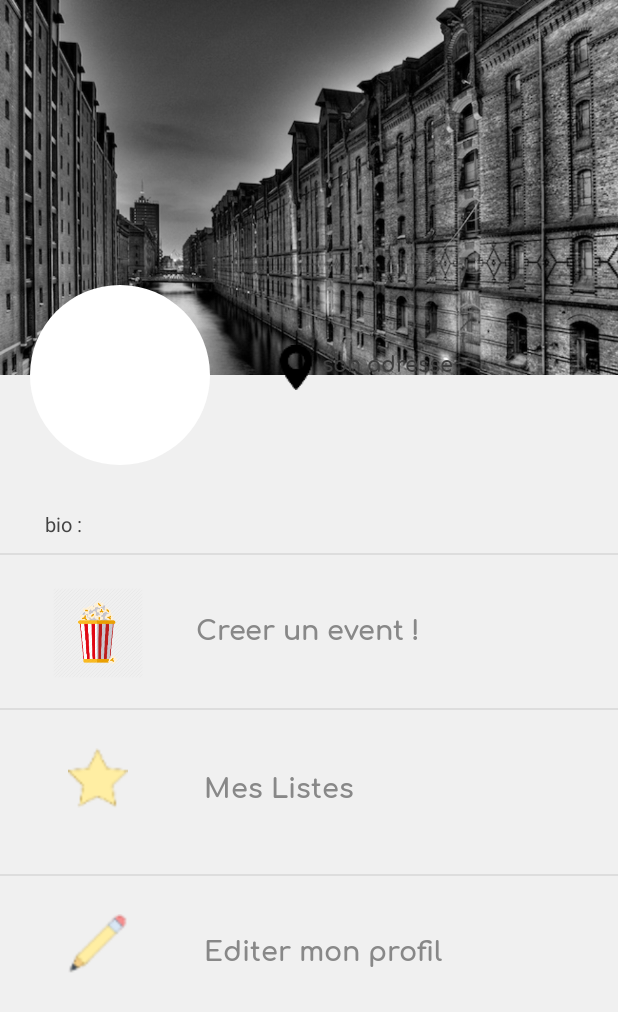
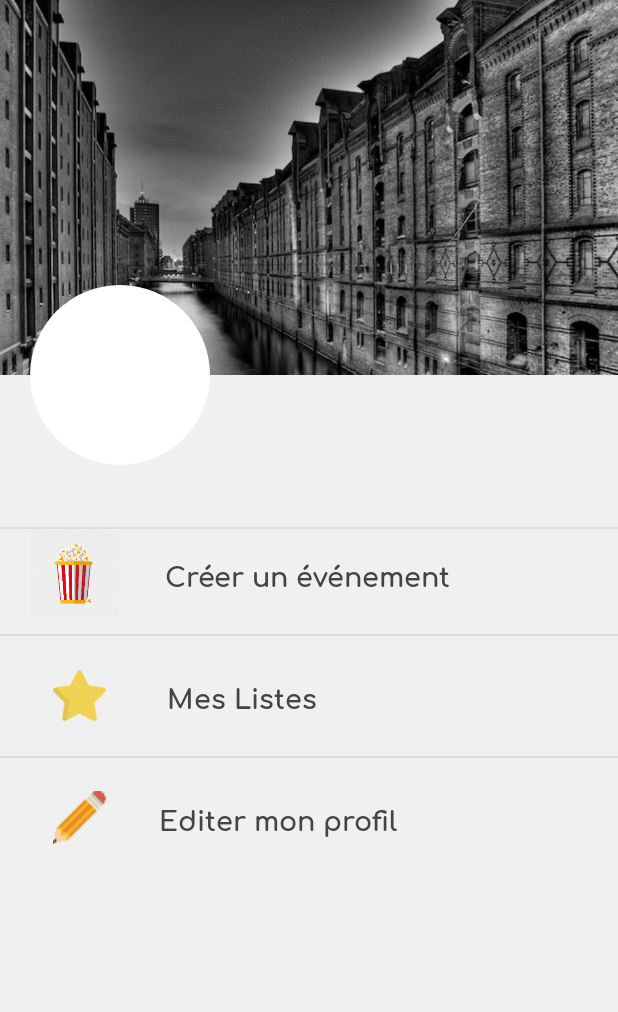
Before and after one commit to wissemCherouana/UPMC-DCinephilia, an Android app: the ProfileActivity screen opened directly, with no data from a screen before it, on a phone screen of 412 x 824 dp. Shown: the top 1012 px of the screen. Run offline under Robolectric (Android 15) with nearby library versions, the phone set to English and light mode, and no system bars; our stand-ins replace CircleImageView, Firebase (no records; nobody signed in at launch, a user with empty details on screens opened directly); libraries missing offline, so code that uses them is left out: com.flaviofaria.kenburnsview; plain views replace DiagonalLayout, KenBurnsView; network calls fail; pictures from the network do not load.

Commit message:
profile interface update

```diff
--- a/app/src/main/java/tpdev/upmc/dcinephila/Activities/LoginActivity.java
+++ b/app/src/main/java/tpdev/upmc/dcinephila/Activities/LoginActivity.java
@@ -57,7 +57,7 @@ public class LoginActivity extends AppCompatActivity {
         btnLogin = (Button) findViewById(R.id.btn_login);
         btnReset = (Button) findViewById(R.id.btn_reset_password);
 
-        inputEmail.setText("cherouana.wiss@gmail.com");
+        inputEmail.setText("fakhrotiti@gmail.com");
         inputPassword.setText("motdepasse");
         //Get Firebase auth instance
         auth = FirebaseAuth.getInstance();
--- a/app/src/main/java/tpdev/upmc/dcinephila/Activities/ProfileActivity.java
+++ b/app/src/main/java/tpdev/upmc/dcinephila/Activities/ProfileActivity.java
@@ -8,6 +8,7 @@ import android.view.View;
 import android.widget.ImageView;
 import android.widget.TextView;
 
+import com.bumptech.glide.Glide;
 import com.google.firebase.auth.FirebaseAuth;
 import com.google.firebase.database.DataSnapshot;
 import com.google.firebase.database.DatabaseError;
@@ -15,15 +16,17 @@ import com.google.firebase.database.DatabaseReference;
 import com.google.firebase.database.FirebaseDatabase;
 import com.google.firebase.database.ValueEventListener;
 
+import de.hdodenhof.circleimageview.CircleImageView;
 import tpdev.upmc.dcinephila.Beans.Cinephile;
 import tpdev.upmc.dcinephila.R;
 
 public class ProfileActivity extends AppCompatActivity {
 
     private FirebaseAuth auth;
-    private TextView firtsname_profile_text, lastname_profile_text, email_profile_text, adress_value;
+    private TextView firtsname_profile_text, lastname_profile_text, email_profile_text, adress_value, description;
     private ImageView event_view,lists_view,edit_view;
     private TextView event_text, lists_text,edit_text;
+    private CircleImageView actor_avatar;
     private DatabaseReference mFirebaseDatabase;
     private FirebaseDatabase mFirebaseInstance;
 
@@ -35,6 +38,7 @@ public class ProfileActivity extends AppCompatActivity {
         auth = FirebaseAuth.getInstance();
         mFirebaseInstance = FirebaseDatabase.getInstance();
 
+        Typeface face= Typeface.createFromAsset(getApplicationContext().getAssets(), "font/Comfortaa-Light.ttf");
         Typeface face_bold = Typeface.createFromAsset(getApplicationContext().getAssets(), "font/Comfortaa-Bold.ttf");
         firtsname_profile_text = (TextView) findViewById(R.id.firstname_profile);
         lastname_profile_text = (TextView) findViewById(R.id.lastname_profile);
@@ -46,6 +50,7 @@ public class ProfileActivity extends AppCompatActivity {
         lists_text =(TextView) findViewById(R.id.create_lists);
         event_text=(TextView) findViewById(R.id.create_event);
         edit_text=(TextView)findViewById(R.id.update_lists) ;
+        adress_value.setTypeface(face);
         lists_text.setTypeface(face_bold);
         event_text.setTypeface(face_bold);
         edit_text.setTypeface(face_bold);
@@ -53,6 +58,7 @@ public class ProfileActivity extends AppCompatActivity {
         lastname_profile_text.setTypeface(face_bold);
         email_profile_text.setTypeface(face_bold);
         adress_value.setTypeface(face_bold);
+        actor_avatar = (CircleImageView) findViewById(R.id.avatar);
         GetUserInformations();
 
 
@@ -60,16 +66,14 @@ public class ProfileActivity extends AppCompatActivity {
         event_view.setOnClickListener(new View.OnClickListener() {
             @Override
             public void onClick(View v) {
-               // startActivity(new Intent(ProfileActivity.this, DisplayEventsActivity.class));
-                //finish();
+                startActivity(new Intent(ProfileActivity.this, CreateEventActivity.class));
             }
         });
 
         event_text.setOnClickListener(new View.OnClickListener() {
             @Override
             public void onClick(View v) {
-                // startActivity(new Intent(ProfileActivity.this, DisplayEventsActivity.class));
-                //finish();
+                 startActivity(new Intent(ProfileActivity.this, CreateEventActivity.class));
             }
         });
 
@@ -77,7 +81,6 @@ public class ProfileActivity extends AppCompatActivity {
             @Override
             public void onClick(View v) {
                 startActivity(new Intent(ProfileActivity.this, DisplayListsActivity.class));
-                finish();
             }
         });
 
@@ -85,7 +88,6 @@ public class ProfileActivity extends AppCompatActivity {
             @Override
             public void onClick(View v) {
                 startActivity(new Intent(ProfileActivity.this, DisplayListsActivity.class));
-                finish();
             }
         });
 
@@ -101,7 +103,6 @@ public class ProfileActivity extends AppCompatActivity {
             @Override
             public void onClick(View v) {
                 startActivity(new Intent(ProfileActivity.this, UpdateProfileActivity.class));
-                finish();
             }
         });
 
@@ -109,9 +110,8 @@ public class ProfileActivity extends AppCompatActivity {
 
 
     private void GetUserInformations() {
-        adress_value.setText("son adresse ");
+        adress_value.setText("");
         final String userRecord = FirebaseAuth.getInstance().getCurrentUser().getEmail();
-        System.out.println("current user  :  "+ FirebaseAuth.getInstance().getCurrentUser());
         mFirebaseDatabase = mFirebaseInstance.getReference("cinephiles");
         mFirebaseDatabase.addValueEventListener(new ValueEventListener() {
             @Override
@@ -121,8 +121,15 @@ public class ProfileActivity extends AppCompatActivity {
                         if(c.getValue().equals(userRecord)){
                             Cinephile cinp = child.getValue(Cinephile.class);
                             firtsname_profile_text.setText(cinp.getFirstname());
-                            lastname_profile_text.setText(cinp.getLastname());
+                            lastname_profile_text.setText(cinp.getLastname().toUpperCase());
                             email_profile_text.setText(cinp.getEmail());
+                            adress_value.setText(cinp.getDescription());
+                            String thumbnail = "";
+                            if (cinp.getSexe().equals("Femme"))
+                                thumbnail = "https://icon-icons.com/icons2/582/PNG/512/girl_icon-icons.com_55043.png";
+                            else thumbnail = "https://cdn1.iconfinder.com/data/icons/user-pictures/100/boy-512.png";
+                            Glide.with(getApplicationContext()).load(thumbnail).into(actor_avatar);
+
                         }
                     }
                 }
--- a/app/src/main/java/tpdev/upmc/dcinephila/Activities/TvShowsDetailsActivity.java
+++ b/app/src/main/java/tpdev/upmc/dcinephila/Activities/TvShowsDetailsActivity.java
@@ -666,9 +666,13 @@ public class TvShowsDetailsActivity extends YouTubeBaseActivity implements YouTu
 
                     if (cinephile.getEmail().equals(FirebaseAuth.getInstance().getCurrentUser().getEmail()))
                     {
+                        String thumbnail = "";
+                        if (cinephile.getSexe().equals("Femme"))
+                            thumbnail = "https://icon-icons.com/icons2/582/PNG/512/girl_icon-icons.com_55043.png";
+                        else thumbnail = "https://cdn1.iconfinder.com/data/icons/user-pictures/100/boy-512.png";
                         showsCommentsReference = DCinephiliaInstance.getReference("shows_comments");
                         Comment comment = new Comment(comment_content,new Date(), cinephile.getFirstname() +
-                                " " + cinephile.getLastname().toUpperCase()  , show_id);
+                                " " + cinephile.getLastname().toUpperCase(), show_id, thumbnail);
                         showsCommentsReference.child(String.valueOf(show_id)).push().setValue(comment);
                     }
                 }
--- a/app/src/main/res/layout/activity_profile.xml
+++ b/app/src/main/res/layout/activity_profile.xml
@@ -49,7 +49,7 @@
                         android:layout_gravity="top|left"
                         android:fontFamily="sans-serif-condensed"
                         android:textColor="@android:color/white"
-                        android:textSize="25dp"
+                        android:textSize="20dp"
                         android:textStyle="bold" />
 
                     <TextView
@@ -60,7 +60,7 @@
                         android:layout_marginLeft="10dp"
                         android:fontFamily="sans-serif-condensed"
                         android:textColor="@android:color/white"
-                        android:textSize="25dp"
+                        android:textSize="20dp"
                         android:textStyle="bold" />
                 </LinearLayout>
 
@@ -102,25 +102,19 @@
                     android:layout_weight="1" />
 
                 <LinearLayout
-                    android:layout_width="50dp"
+                    android:layout_width="0dp"
                     android:layout_height="match_parent"
                     android:layout_below="@+id/diagonalLayout"
-                    android:layout_weight="1"
+                    android:layout_weight="2"
                     android:orientation="horizontal">
 
-                    <ImageView
-                        android:id="@+id/Dcinephilia"
-                        android:layout_width="30dp"
-                        android:layout_height="30dp"
-                        android:layout_marginLeft="2dp"
-                        android:src="@drawable/maps" />
+
 
                     <TextView
                         android:id="@+id/adress_value"
-                        android:layout_width="220dp"
+                        android:layout_width="match_parent"
                         android:layout_height="match_parent"
                         android:layout_marginLeft="2dp"
-                        android:layout_weight="2"
                         android:textColor="#3E3E3E"
                         android:textSize="14sp" />
 
@@ -134,10 +128,10 @@
                 android:layout_height="wrap_content"
                 android:layout_marginLeft="30dp"
                 android:layout_marginRight="30dp"
-                android:layout_marginTop="340dp"
-                android:text="bio :"
+                android:layout_marginTop="320dp"
+                android:gravity="center_vertical"
                 android:textColor="#444"
-                android:textSize="13sp" />
+                android:textSize="15sp" />
 
             <View
                 android:id="@+id/divider"
@@ -159,16 +153,16 @@
                 <LinearLayout
                     android:id="@+id/event_icons"
                     android:layout_width="wrap_content"
-                    android:layout_height="wrap_content"
+                    android:layout_height="60dp"
                     android:orientation="horizontal">
 
                     <ImageView
                         android:id="@+id/event"
                         android:layout_width="60dp"
-                        android:layout_height="80dp"
-                        android:layout_marginTop="12dp"
-                        android:layout_marginLeft="35dp"
+                        android:layout_height="wrap_content"
                         android:layout_weight="1"
+                        android:layout_marginStart="20dp"
+                        android:layout_gravity="center_vertical"
                         android:src="@drawable/popevent" />
 
 
@@ -177,10 +171,9 @@
                         android:layout_width="match_parent"
                         android:layout_height="wrap_content"
                         android:layout_marginLeft="30dp"
-                        android:layout_marginTop="33dp"
-                        android:text=" Creer un event ! "
-                        android:fontFamily="sans-serif-light"
-                        android:textColor="#888"
+                        android:layout_gravity="center_vertical"
+                        android:text="Créer un événement"
+                        android:textColor="#444"
                         android:layout_weight="3"
                         android:textSize="18sp" />
 
@@ -197,16 +190,17 @@
                 <LinearLayout
                     android:id="@+id/lists_icons"
                     android:layout_width="wrap_content"
-                    android:layout_height="wrap_content"
-                    android:layout_toRightOf="@id/event_icons"
+                    android:layout_height="60dp"
+                    android:layout_marginTop="10dp"
                     android:orientation="horizontal">
 
                     <ImageView
                         android:id="@+id/lists"
-                        android:layout_width="40dp"
-                        android:layout_height="40dp"
-                        android:layout_marginLeft="45dp"
-                        android:layout_marginTop="25dp"
+                        android:layout_width="35dp"
+                        android:layout_height="35dp"
+                        android:layout_weight="1"
+                        android:layout_marginStart="35dp"
+                        android:layout_gravity="center_vertical"
                         android:src="@drawable/starfilled" />
 
 
@@ -214,12 +208,10 @@
                         android:id="@+id/create_lists"
                         android:layout_width="match_parent"
                         android:layout_height="wrap_content"
-                        android:layout_marginLeft="45dp"
-                        android:layout_marginTop="35dp"
-                        android:layout_marginBottom="35dp"
-                        android:text=" Mes Listes "
-                        android:fontFamily="sans-serif-light"
-                        android:textColor="#888"
+                        android:layout_marginLeft="30dp"
+                        android:layout_gravity="center_vertical"
+                        android:text="  Mes Listes"
+                        android:textColor="#444"
                         android:layout_weight="3"
                         android:textSize="18sp" />
 
@@ -228,7 +220,6 @@
                 <View
                     android:layout_width="match_parent"
                     android:layout_height="1dp"
-                    android:layout_below="@id/biography"
                     android:layout_gravity="center_vertical"
                     android:layout_marginTop="10dp"
                     android:background="#ddd" />
@@ -237,16 +228,17 @@
                 <LinearLayout
                     android:id="@+id/update_icons"
                     android:layout_width="wrap_content"
-                    android:layout_height="wrap_content"
-                    android:layout_toRightOf="@id/event_icons"
+                    android:layout_height="60dp"
+                    android:layout_marginTop="10dp"
                     android:orientation="horizontal">
 
                     <ImageView
                         android:id="@+id/update"
-                        android:layout_width="40dp"
-                        android:layout_height="40dp"
-                        android:layout_marginTop="25dp"
-                        android:layout_marginLeft="45dp"
+                        android:layout_width="35dp"
+                        android:layout_height="35dp"
+                        android:layout_weight="1"
+                        android:layout_marginStart="35dp"
+                        android:layout_gravity="center_vertical"
                         android:src="@drawable/editme" />
 
 
@@ -254,19 +246,16 @@
                         android:id="@+id/update_lists"
                         android:layout_width="match_parent"
                         android:layout_height="wrap_content"
-                        android:layout_marginTop="33dp"
-                        android:layout_marginLeft="45dp"
-                        android:layout_marginBottom="35dp"
+                        android:layout_marginLeft="30dp"
+                        android:layout_gravity="center_vertical"
                         android:text=" Editer mon profil  "
                         android:fontFamily="sans-serif-light"
-                        android:textColor="#888"
+                        android:textColor="#444"
                         android:layout_weight="3"
                         android:textSize="18sp" />
 
                 </LinearLayout>
             </LinearLayout>
-
-            -->
 
             <android.support.v7.widget.RecyclerView
                 android:id="@+id/movies_recyclerview"
--- a/app/src/main/res/menu/activity_main_drawer.xml
+++ b/app/src/main/res/menu/activity_main_drawer.xml
@@ -13,7 +13,7 @@
 
         <item
             android:id="@+id/nav_slideshow"
-            android:icon="@drawable/calendar"
+            android:icon="@drawable/calendar2"
             android:title="Evénements" />
         <item
             android:id="@+id/nav_manage"
```
Also changed, not shown: app/src/main/res/drawable-v21/calendar2.png (renamed from app/src/main/res/drawable-v21/calendar.png), app/src/main/res/drawable-v21/starfilled.png (added), app/src/main/res/drawable-xxhdpi/editme.png (added), app/src/main/res/drawable-xxxhdpi/edit.png (added), app/src/main/res/drawable-xxxhdpi/editme.png (deleted), app/src/main/res/drawable-xxxhdpi/starfilled.png (deleted).
